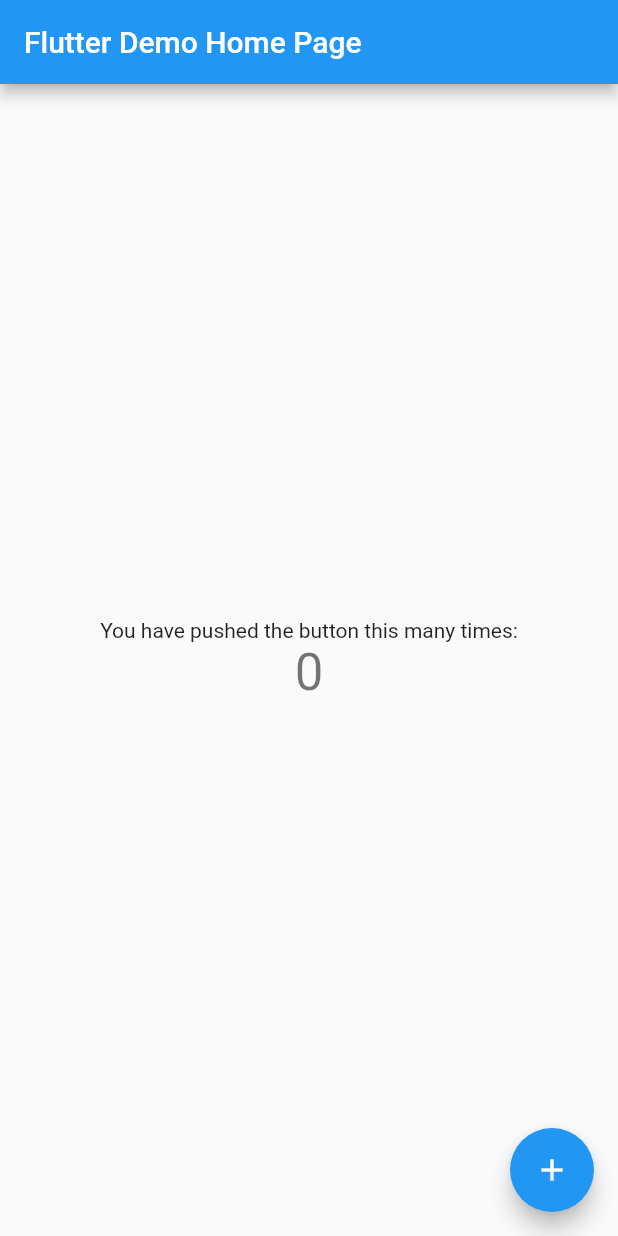
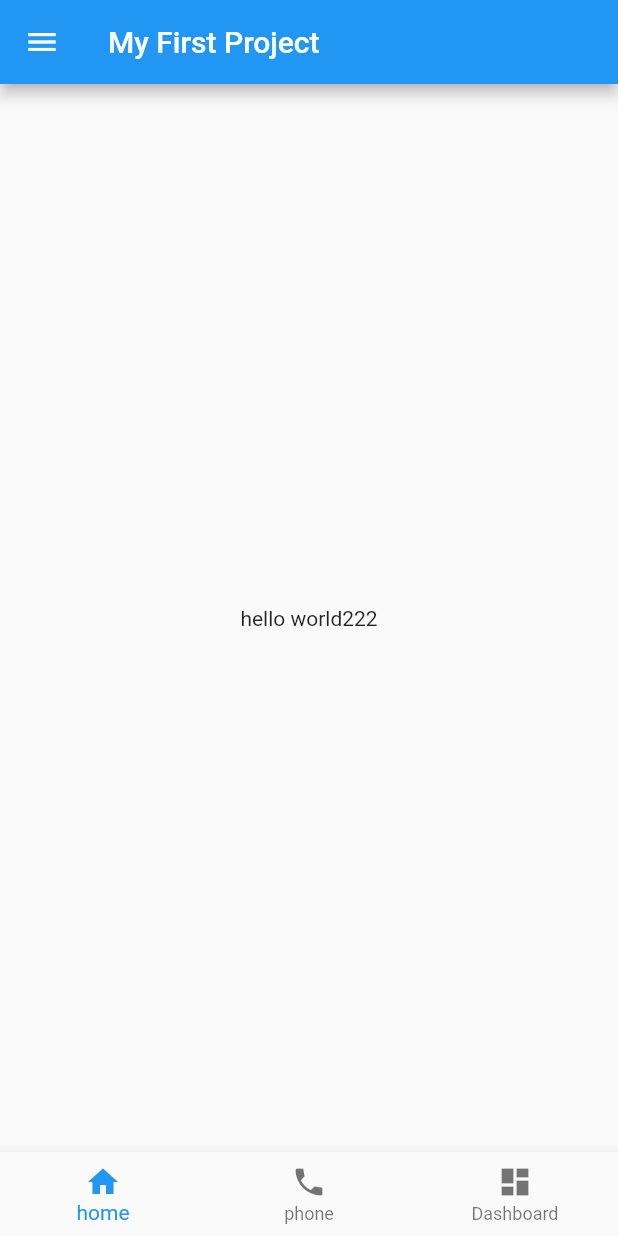
Before and after one commit to panther11103/flutter_application_1, a Flutter app: the screen it shows after launch, on a phone screen of 412 x 824 dp. Run offline on Flutter 3.47's test engine with Material 2 defaults, Android fonts, the phone set to English and light mode, and no system bars.

Commit message:
flutter 101

```diff
--- a/lib/main.dart
+++ b/lib/main.dart
@@ -1,113 +1,27 @@
 import 'package:flutter/material.dart';
 
 void main() {
-  runApp(MyApp());
-}
-
-class MyApp extends StatelessWidget {
-  // This widget is the root of your application.
-  @override
-  Widget build(BuildContext context) {
-    return MaterialApp(
-      title: 'Flutter Demo',
-      theme: ThemeData(
-        // This is the theme of your application.
-        //
-        // Try running your application with "flutter run". You'll see the
-        // application ha s a blue toolbar. Then, without quitting the app, try
-        // changing the primarySwatch below to Colors.green and then invoke
-        // "hot reload" (press "r" in the console where you ran "flutter run",
-        // or simply save your changes to "hot reload" in a Flutter IDE).
-        // Notice that the counter didn't reset back to zero; the application
-        // is not restarted.
-        primarySwatch: Colors.blue,
+  runApp(
+    MaterialApp(
+      home: Scaffold(
+        drawer: Drawer(
+          child: Text("hello world"),
         ),
-      home: MyHomePage(title: 'Flutter Demo Home Page'),
-    );
-  }
-}
-
-class MyHomePage extends StatefulWidget {
-  MyHomePage({Key key, this.title}) : super(key: key);
-
-  // This widget is the home page of your application. It is stateful, meaning
-  // that it has a State object (defined below) that contains fields that affect
-  // how it looks.
-
-  // This class is the configuration for the state. It holds the values (in this
-  // case the title) provided by the parent (in this case the App widget) and
-  // used by the build method of the State. Fields in a Widget subclass are
-  // always marked "final".
-
-  final String title;
-
-  @override
-  _MyHomePageState createState() => _MyHomePageState();
-}
-
-class _MyHomePageState extends State<MyHomePage> {
-  int _counter = 0;
-
-  void _incrementCounter() {
-    setState(() {
-      // This call to setState tells the Flutter framework that something has
-      // changed in this State, which causes it to rerun the build method below
-      // so that the display can reflect the updated values. If we changed
-      // _counter without calling setState(), then the build method would not be
-      // called again, and so nothing would appear to happen.
-      _counter++;
-    });
-  }
-
-  @override
-  Widget build(BuildContext context) {
-    // This method is rerun every time setState is called, for instance as done
-    // by the _incrementCounter method above.
-    //
-    // The Flutter framework has been optimized to make rerunning build methods
-    // fast, so that you can just rebuild anything that needs updating rather
-    // than having to individually change instances of widgets.
-    return Scaffold(
         appBar: AppBar(
-        // Here we take the value from the MyHomePage object that was created by
-        // the App.build method, and use it to set our appbar title.
-        title: Text(widget.title),
+          title: Text("My First Project"),
         ),
         body: Center(
-        // Center is a layout widget. It takes a single child and positions it
-        // in the middle of the parent.
-        child: Column(
-          // Column is also a layout widget. It takes a list of children and
-          // arranges them vertically. By default, it sizes itself to fit its
-          // children horizontally, and tries to be as tall as its parent.
-          //
-          // Invoke "debug painting" (press "p" in the console, choose the
-          // "Toggle Debug Paint" action from the Flutter Inspector in Android
-          // Studio, or the "Toggle Debug Paint" command in Visual Studio Code)
-          // to see the wireframe for each widget.
-          //
-          // Column has various properties to control how it sizes itself and
-          // how it positions its children. Here we use mainAxisAlignment to
-          // center the children vertically; the main axis here is the vertical
-          // axis because Columns are vertical (the cross axis would be
-          // horizontal).
-          mainAxisAlignment: MainAxisAlignment.center,
-          children: <Widget>[
-            Text(
-              'You have pushed the button this many times:',
+          child: Text("hello world222"),
         ),
-            Text(
-              '$_counter',
-              style: Theme.of(context).textTheme.headline4,
-            ),
+        bottomNavigationBar: BottomNavigationBar(
+          items: [
+            BottomNavigationBarItem(icon: Icon(Icons.home), label: "home"),
+            BottomNavigationBarItem(icon: Icon(Icons.phone), label: "phone"),
+            BottomNavigationBarItem(
+                icon: Icon(Icons.dashboard), label: "Dashboard")
           ],
         ),
       ),
-      floatingActionButton: FloatingActionButton(
-        onPressed: _incrementCounter,
-        tooltip: 'Increment',
-        child: Icon(Icons.add),
-      ), // This trailing comma makes auto-formatting nicer for build methods.
+    ),
   );
 }
-}
```
Also changed, not shown: 1 other file. Lines whose indentation alone changed are shown as unchanged.
